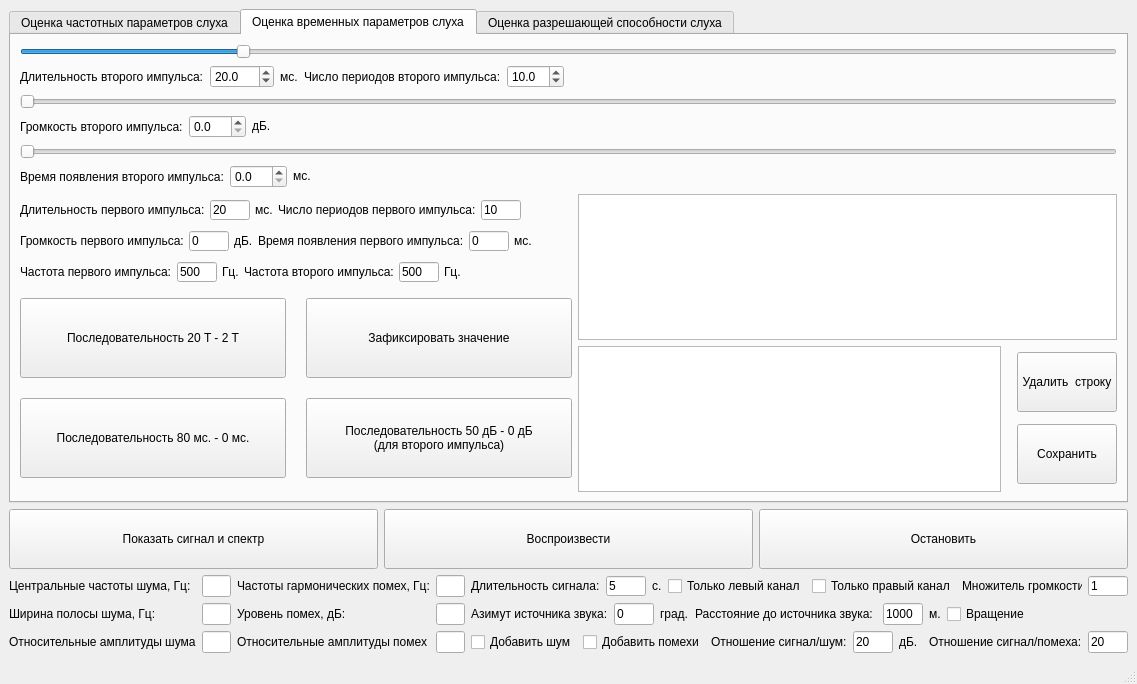
Before: the Qt Designer form mainwindow.ui in Romanmatan/Sundlab, drawn with Qt 5.
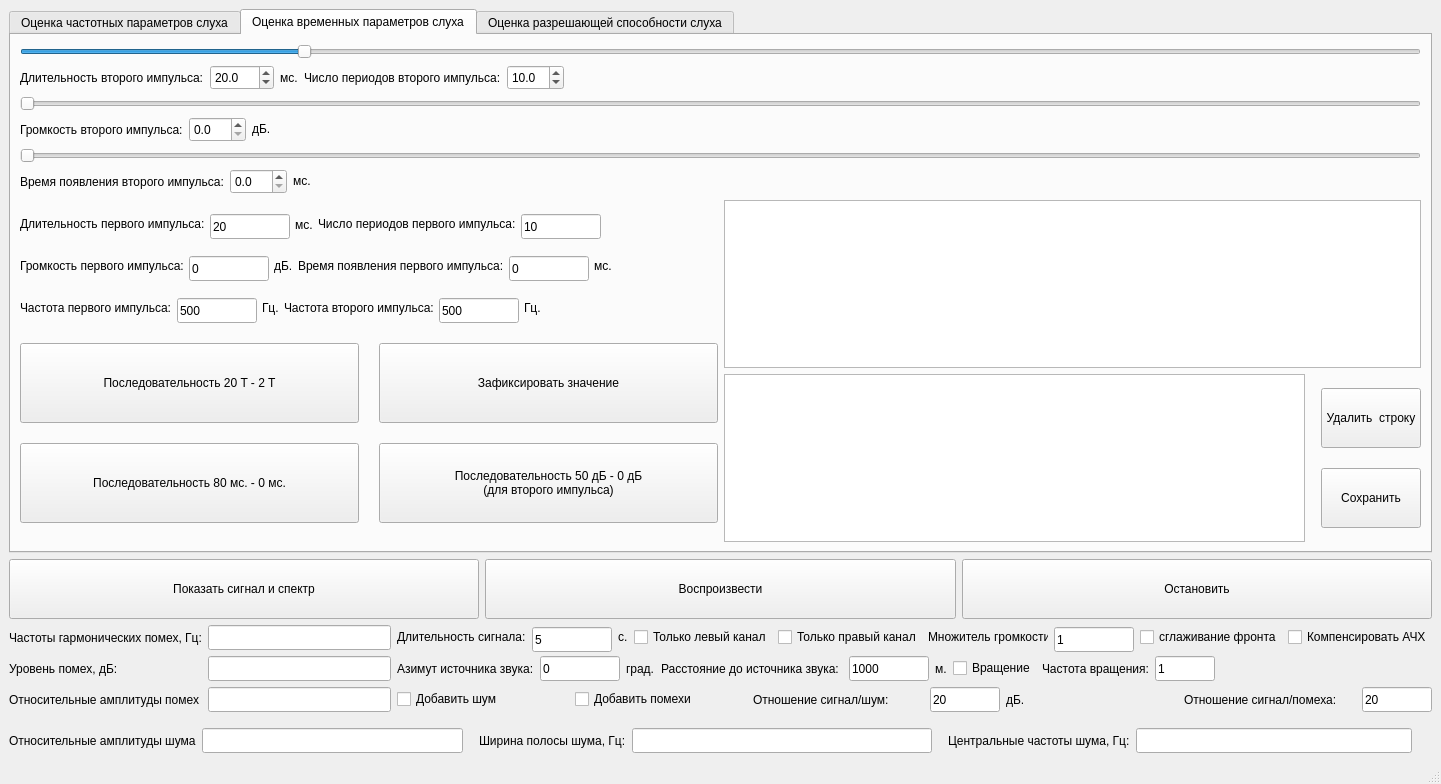
After: the same form once the commit is applied.

Commit message: Add FFT, colored noise, and signal generation features

Patch:
```diff
--- a/mainwindow.ui
+++ b/mainwindow.ui
@@ -6,8 +6,8 @@
    <rect>
     <x>0</x>
     <y>0</y>
-    <width>1137</width>
-    <height>684</height>
+    <width>1441</width>
+    <height>784</height>
    </rect>
   </property>
   <property name="windowTitle">
@@ -309,17 +309,17 @@
 &lt;html&gt;&lt;head&gt;&lt;meta name=&quot;qrichtext&quot; content=&quot;1&quot; /&gt;&lt;style type=&quot;text/css&quot;&gt;
 p, li { white-space: pre-wrap; }
 &lt;/style&gt;&lt;/head&gt;&lt;body style=&quot; font-family:'MS Shell Dlg 2'; font-size:8.25pt; font-weight:400; font-style:normal;&quot;&gt;
-&lt;p style=&quot; margin-top:12px; margin-bottom:12px; margin-left:0px; margin-right:0px; -qt-block-indent:0; text-indent:0px;&quot;&gt;&lt;span style=&quot; font-family:'Times New Roman','serif'; font-size:11pt; font-weight:600;&quot;&gt;1.&lt;/span&gt;&lt;span style=&quot; font-family:'Times New Roman'; font-size:11pt;&quot;&gt;       &lt;/span&gt;&lt;span style=&quot; font-family:'Times New Roman','serif'; font-size:11pt; font-weight:600;&quot;&gt;Оценка частотного диапазона слышимых звуков.&lt;/span&gt;&lt;span style=&quot; font-size:11pt;&quot;&gt; &lt;/span&gt;&lt;/p&gt;
-&lt;p style=&quot; margin-top:12px; margin-bottom:12px; margin-left:0px; margin-right:0px; -qt-block-indent:0; text-indent:0px;&quot;&gt;&lt;span style=&quot; font-family:'Times New Roman','serif'; font-size:11pt; font-style:italic;&quot;&gt;1. Установите громкость звукового сигнала на уровне 60-80 дБ (необходимо проверить, чтобы звук был отчетливо слышен, но в то же время не создавал болевого ощущения, так как болевой порог на данных частотах находится на уровне 100 дБ). Множитель громкости устанавливается один раз в начале работы, таким образом, чтобы скомпенсировать коэффициент усиления звуковой карты компьютера. Для его установки требуется произвести измерение громкости с помощью дополнительного оборудования.&lt;/span&gt;&lt;/p&gt;
-&lt;p style=&quot; margin-top:12px; margin-bottom:12px; margin-left:0px; margin-right:0px; -qt-block-indent:0; text-indent:0px;&quot;&gt;&lt;span style=&quot; font-family:'Times New Roman','serif'; font-size:11pt; font-style:italic;&quot;&gt;2. Установите значение длительности сигнала не менее 5 секунд.&lt;/span&gt;&lt;/p&gt;
-&lt;p style=&quot; margin-top:12px; margin-bottom:12px; margin-left:0px; margin-right:0px; -qt-block-indent:0; text-indent:0px;&quot;&gt;&lt;span style=&quot; font-family:'Times New Roman','serif'; font-size:11pt; font-style:italic;&quot;&gt;3. Запуск производится нажатием кнопок &amp;quot;последовательность&amp;quot;. Программа будет воспроизводить звуковой сигнал с частотой от 15 Гц до 25 Гц, с шагом 1 Гц и от 14 кГц до 21 кГц с шагом 500 Гц &lt;/span&gt;&lt;/p&gt;
-&lt;p style=&quot; margin-top:12px; margin-bottom:12px; margin-left:0px; margin-right:0px; -qt-block-indent:0; text-indent:0px;&quot;&gt;&lt;span style=&quot; font-family:'Times New Roman','serif'; font-size:11pt; font-style:italic;&quot;&gt;4. При переходе между оценкой нижней границы частоты и оценкой верхней границы частоты, нажмите кнопки &amp;quot;звук уже слышен&amp;quot; и &amp;quot;звук уже не слышен&amp;quot; соответственно.&lt;/span&gt;&lt;/p&gt;
-&lt;p style=&quot; margin-top:12px; margin-bottom:12px; margin-left:0px; margin-right:0px; -qt-block-indent:0; text-indent:0px;&quot;&gt;&lt;span style=&quot; font-family:'Times New Roman','serif'; font-size:11pt; font-weight:600;&quot;&gt;1.&lt;/span&gt;&lt;span style=&quot; font-family:'Times New Roman'; font-size:11pt;&quot;&gt;       &lt;/span&gt;&lt;span style=&quot; font-family:'Times New Roman','serif'; font-size:11pt; font-weight:600;&quot;&gt;Определение порога слышимости&lt;/span&gt;&lt;span style=&quot; font-size:11pt;&quot;&gt; &lt;/span&gt;&lt;/p&gt;
-&lt;p style=&quot; margin-top:12px; margin-bottom:12px; margin-left:0px; margin-right:0px; -qt-block-indent:0; text-indent:0px;&quot;&gt;&lt;span style=&quot; font-family:'Times New Roman','serif'; font-size:11pt; font-style:italic;&quot;&gt;1. установите заданное значение частоты сигнала&lt;/span&gt;&lt;/p&gt;
-&lt;p style=&quot; margin-top:12px; margin-bottom:12px; margin-left:0px; margin-right:0px; -qt-block-indent:0; text-indent:0px;&quot;&gt;&lt;span style=&quot; font-family:'Times New Roman','serif'; font-size:11pt; font-style:italic;&quot;&gt;2. Установите значение длительности сигнала не менее 5 секунд.&lt;/span&gt;&lt;/p&gt;
-&lt;p style=&quot; margin-top:12px; margin-bottom:12px; margin-left:0px; margin-right:0px; -qt-block-indent:0; text-indent:0px;&quot;&gt;&lt;span style=&quot; font-family:'Times New Roman','serif'; font-size:11pt; font-style:italic;&quot;&gt;3. Последовательно изменяя громкость с шагом 0.8 дБ. зафиксируйте момент, когда звук стал слышимым нажатием кнопки &amp;quot;звук уже слышен&amp;quot;. Можно воспользоваться кнопкой &amp;quot;последовательность 0-50 дБ.&lt;/span&gt;&lt;/p&gt;
-&lt;p style=&quot; margin-top:12px; margin-bottom:12px; margin-left:0px; margin-right:0px; -qt-block-indent:0; text-indent:0px;&quot;&gt;&lt;span style=&quot; font-family:'Times New Roman','serif'; font-size:11pt; font-style:italic;&quot;&gt;4. Проделайте то же самое для других значений частот, постройте кривые слышимости.&lt;/span&gt;&lt;/p&gt;
-&lt;p style=&quot; margin-top:12px; margin-bottom:12px; margin-left:0px; margin-right:0px; -qt-block-indent:0; text-indent:0px;&quot;&gt;&lt;span style=&quot; font-family:'Times New Roman','serif'; font-size:11pt; font-weight:600; font-style:italic;&quot;&gt;Проделайте первый и второй эксперименты отдельно для левого и правого уха, установив отметку &amp;quot;только правый канал&amp;quot; или &amp;quot;только левый канал&amp;quot;.&lt;/span&gt;&lt;/p&gt;&lt;/body&gt;&lt;/html&gt;</string>
+&lt;p style=&quot; margin-top:12px; margin-bottom:12px; margin-left:0px; margin-right:0px; -qt-block-indent:0; text-indent:0px;&quot;&gt;&lt;span style=&quot; font-family:'Times New Roman'; font-size:11pt; font-weight:600;&quot;&gt;1.&lt;/span&gt;&lt;span style=&quot; font-family:'Times New Roman'; font-size:11pt;&quot;&gt;       &lt;/span&gt;&lt;span style=&quot; font-family:'Times New Roman'; font-size:11pt; font-weight:600;&quot;&gt;Оценка частотного диапазона слышимых звуков.&lt;/span&gt;&lt;span style=&quot; font-size:11pt;&quot;&gt; &lt;/span&gt;&lt;/p&gt;
+&lt;p style=&quot; margin-top:12px; margin-bottom:12px; margin-left:0px; margin-right:0px; -qt-block-indent:0; text-indent:0px;&quot;&gt;&lt;span style=&quot; font-family:'Times New Roman'; font-size:11pt; font-style:italic;&quot;&gt;1. Установите громкость звукового сигнала на уровне 60-80 дБ (необходимо проверить, чтобы звук был отчетливо слышен, но в то же время не создавал болевого ощущения, так как болевой порог на данных частотах находится на уровне 100 дБ). Множитель громкости устанавливается один раз в начале работы, таким образом, чтобы скомпенсировать коэффициент усиления звуковой карты компьютера. Для его установки требуется произвести измерение громкости с помощью дополнительного оборудования.&lt;/span&gt;&lt;/p&gt;
+&lt;p style=&quot; margin-top:12px; margin-bottom:12px; margin-left:0px; margin-right:0px; -qt-block-indent:0; text-indent:0px;&quot;&gt;&lt;span style=&quot; font-family:'Times New Roman'; font-size:11pt; font-style:italic;&quot;&gt;2. Установите значение длительности сигнала не менее 5 секунд.&lt;/span&gt;&lt;/p&gt;
+&lt;p style=&quot; margin-top:12px; margin-bottom:12px; margin-left:0px; margin-right:0px; -qt-block-indent:0; text-indent:0px;&quot;&gt;&lt;span style=&quot; font-family:'Times New Roman'; font-size:11pt; font-style:italic;&quot;&gt;3. Запуск производится нажатием кнопок &amp;quot;последовательность&amp;quot;. Программа будет воспроизводить звуковой сигнал с частотой от 15 Гц до 25 Гц, с шагом 1 Гц и от 14 кГц до 21 кГц с шагом 500 Гц &lt;/span&gt;&lt;/p&gt;
+&lt;p style=&quot; margin-top:12px; margin-bottom:12px; margin-left:0px; margin-right:0px; -qt-block-indent:0; text-indent:0px;&quot;&gt;&lt;span style=&quot; font-family:'Times New Roman'; font-size:11pt; font-style:italic;&quot;&gt;4. При переходе между оценкой нижней границы частоты и оценкой верхней границы частоты, нажмите кнопки &amp;quot;звук уже слышен&amp;quot; и &amp;quot;звук уже не слышен&amp;quot; соответственно.&lt;/span&gt;&lt;/p&gt;
+&lt;p style=&quot; margin-top:12px; margin-bottom:12px; margin-left:0px; margin-right:0px; -qt-block-indent:0; text-indent:0px;&quot;&gt;&lt;span style=&quot; font-family:'Times New Roman'; font-size:11pt; font-weight:600;&quot;&gt;1.&lt;/span&gt;&lt;span style=&quot; font-family:'Times New Roman'; font-size:11pt;&quot;&gt;       &lt;/span&gt;&lt;span style=&quot; font-family:'Times New Roman'; font-size:11pt; font-weight:600;&quot;&gt;Определение порога слышимости&lt;/span&gt;&lt;span style=&quot; font-size:11pt;&quot;&gt; &lt;/span&gt;&lt;/p&gt;
+&lt;p style=&quot; margin-top:12px; margin-bottom:12px; margin-left:0px; margin-right:0px; -qt-block-indent:0; text-indent:0px;&quot;&gt;&lt;span style=&quot; font-family:'Times New Roman'; font-size:11pt; font-style:italic;&quot;&gt;1. установите заданное значение частоты сигнала&lt;/span&gt;&lt;/p&gt;
+&lt;p style=&quot; margin-top:12px; margin-bottom:12px; margin-left:0px; margin-right:0px; -qt-block-indent:0; text-indent:0px;&quot;&gt;&lt;span style=&quot; font-family:'Times New Roman'; font-size:11pt; font-style:italic;&quot;&gt;2. Установите значение длительности сигнала не менее 5 секунд.&lt;/span&gt;&lt;/p&gt;
+&lt;p style=&quot; margin-top:12px; margin-bottom:12px; margin-left:0px; margin-right:0px; -qt-block-indent:0; text-indent:0px;&quot;&gt;&lt;span style=&quot; font-family:'Times New Roman'; font-size:11pt; font-style:italic;&quot;&gt;3. Последовательно изменяя громкость с шагом 0.8 дБ. зафиксируйте момент, когда звук стал слышимым нажатием кнопки &amp;quot;звук уже слышен&amp;quot;. Можно воспользоваться кнопкой &amp;quot;последовательность 0-50 дБ.&lt;/span&gt;&lt;/p&gt;
+&lt;p style=&quot; margin-top:12px; margin-bottom:12px; margin-left:0px; margin-right:0px; -qt-block-indent:0; text-indent:0px;&quot;&gt;&lt;span style=&quot; font-family:'Times New Roman'; font-size:11pt; font-style:italic;&quot;&gt;4. Проделайте то же самое для других значений частот, постройте кривые слышимости.&lt;/span&gt;&lt;/p&gt;
+&lt;p style=&quot; margin-top:12px; margin-bottom:12px; margin-left:0px; margin-right:0px; -qt-block-indent:0; text-indent:0px;&quot;&gt;&lt;span style=&quot; font-family:'Times New Roman'; font-size:11pt; font-weight:600; font-style:italic;&quot;&gt;Проделайте первый и второй эксперименты отдельно для левого и правого уха, установив отметку &amp;quot;только правый канал&amp;quot; или &amp;quot;только левый канал&amp;quot;.&lt;/span&gt;&lt;/p&gt;&lt;/body&gt;&lt;/html&gt;</string>
               </property>
              </widget>
             </item>
@@ -420,6 +420,12 @@
             </item>
             <item>
              <widget class="QDoubleSpinBox" name="Duration2Box_2">
+              <property name="minimumSize">
+               <size>
+                <width>0</width>
+                <height>25</height>
+               </size>
+              </property>
               <property name="decimals">
                <number>1</number>
               </property>
@@ -447,6 +453,12 @@
             </item>
             <item>
              <widget class="QDoubleSpinBox" name="Periods2Box_2">
+              <property name="minimumSize">
+               <size>
+                <width>0</width>
+                <height>25</height>
+               </size>
+              </property>
               <property name="decimals">
                <number>1</number>
               </property>
@@ -491,6 +503,12 @@
             </item>
             <item>
              <widget class="QDoubleSpinBox" name="Loudness2Box_2">
+              <property name="minimumSize">
+               <size>
+                <width>0</width>
+                <height>25</height>
+               </size>
+              </property>
               <property name="decimals">
                <number>1</number>
               </property>
@@ -542,6 +560,12 @@
             </item>
             <item>
              <widget class="QDoubleSpinBox" name="Time2Box_2">
+              <property name="minimumSize">
+               <size>
+                <width>0</width>
+                <height>25</height>
+               </size>
+              </property>
               <property name="decimals">
                <number>1</number>
               </property>
@@ -604,9 +628,15 @@
               </item>
               <item>
                <widget class="QLineEdit" name="Duration1Edit_2">
+                <property name="minimumSize">
+                 <size>
+                  <width>0</width>
+                  <height>25</height>
+                 </size>
+                </property>
                 <property name="maximumSize">
                  <size>
-                  <width>40</width>
+                  <width>80</width>
                   <height>20</height>
                  </size>
                 </property>
@@ -636,10 +666,16 @@
                </widget>
               </item>
               <item>
-               <widget class="QLineEdit" name="Duration1Edit_3">
+               <widget class="QLineEdit" name="Periods1Edit_2">
+                <property name="minimumSize">
+                 <size>
+                  <width>0</width>
+                  <height>25</height>
+                 </size>
+                </property>
                 <property name="maximumSize">
                  <size>
-                  <width>40</width>
+                  <width>80</width>
                   <height>20</height>
                  </size>
                 </property>
@@ -683,9 +719,15 @@
               </item>
               <item>
                <widget class="QLineEdit" name="Loudness1Edit_2">
+                <property name="minimumSize">
+                 <size>
+                  <width>0</width>
+                  <height>25</height>
+                 </size>
+                </property>
                 <property name="maximumSize">
                  <size>
-                  <width>40</width>
+                  <width>80</width>
                   <height>20</height>
                  </size>
                 </property>
@@ -722,9 +764,15 @@
               </item>
               <item>
                <widget class="QLineEdit" name="Time1Edit_2">
+                <property name="minimumSize">
+                 <size>
+                  <width>0</width>
+                  <height>25</height>
+                 </size>
+                </property>
                 <property name="maximumSize">
                  <size>
-                  <width>40</width>
+                  <width>80</width>
                   <height>20</height>
                  </size>
                 </property>
@@ -781,9 +829,15 @@
               </item>
               <item>
                <widget class="QLineEdit" name="Freq1Edit_2">
+                <property name="minimumSize">
+                 <size>
+                  <width>0</width>
+                  <height>25</height>
+                 </size>
+                </property>
                 <property name="maximumSize">
                  <size>
-                  <width>40</width>
+                  <width>80</width>
                   <height>20</height>
                  </size>
                 </property>
@@ -820,9 +874,15 @@
               </item>
               <item>
                <widget class="QLineEdit" name="Freq2Edit_2">
+                <property name="minimumSize">
+                 <size>
+                  <width>0</width>
+                  <height>25</height>
+                 </size>
+                </property>
                 <property name="maximumSize">
                  <size>
-                  <width>40</width>
+                  <width>80</width>
                   <height>20</height>
                  </size>
                 </property>
@@ -871,7 +931,7 @@
                <number>20</number>
               </property>
               <item row="0" column="1">
-               <widget class="QPushButton" name="pushButton_8">
+               <widget class="QPushButton" name="HearButton_2">
                 <property name="minimumSize">
                  <size>
                   <width>0</width>
@@ -884,7 +944,7 @@
                </widget>
               </item>
               <item row="0" column="0">
-               <widget class="QPushButton" name="pushButton_12">
+               <widget class="QPushButton" name="PeriodSeqButton_2">
                 <property name="minimumSize">
                  <size>
                   <width>0</width>
@@ -897,7 +957,7 @@
                </widget>
               </item>
               <item row="1" column="0">
-               <widget class="QPushButton" name="pushButton_9">
+               <widget class="QPushButton" name="TimeSeqButton_2">
                 <property name="minimumSize">
                  <size>
                   <width>0</width>
@@ -910,7 +970,7 @@
                </widget>
               </item>
               <item row="1" column="1">
-               <widget class="QPushButton" name="pushButton_11">
+               <widget class="QPushButton" name="LoudSeqButton_2">
                 <property name="minimumSize">
                  <size>
                   <width>0</width>
@@ -1149,7 +1209,7 @@
                 </property>
                 <property name="maximumSize">
                  <size>
-                  <width>50</width>
+                  <width>90</width>
                   <height>20</height>
                  </size>
                 </property>
@@ -1168,7 +1228,7 @@
                 </property>
                 <property name="maximumSize">
                  <size>
-                  <width>40</width>
+                  <width>80</width>
                   <height>20</height>
                  </size>
                 </property>
@@ -1207,7 +1267,7 @@
                <widget class="QLineEdit" name="LoudnessEdit_3">
                 <property name="maximumSize">
                  <size>
-                  <width>40</width>
+                  <width>80</width>
                   <height>20</height>
                  </size>
                 </property>
@@ -1231,6 +1291,18 @@
               </item>
               <item>
                <widget class="QLabel" name="label_54">
+                <property name="minimumSize">
+                 <size>
+                  <width>100</width>
+                  <height>0</height>
+                 </size>
+                </property>
+                <property name="maximumSize">
+                 <size>
+                  <width>110</width>
+                  <height>16777215</height>
+                 </size>
+                </property>
                 <property name="text">
                  <string>Частота модуляции:</string>
                 </property>
@@ -1240,7 +1312,7 @@
                <widget class="QLineEdit" name="ModFreqEdit_3">
                 <property name="maximumSize">
                  <size>
-                  <width>40</width>
+                  <width>80</width>
                   <height>16777215</height>
                  </size>
                 </property>
@@ -1296,7 +1368,7 @@
                <number>20</number>
               </property>
               <item row="1" column="0">
-               <widget class="QPushButton" name="pushButton_25">
+               <widget class="QPushButton" name="AMSeqButton">
                 <property name="minimumSize">
                  <size>
                   <width>0</width>
@@ -1304,12 +1376,13 @@
                  </size>
                 </property>
                 <property name="text">
-                 <string>Последовательность 80 мс. - 0 мс.</string>
+                 <string>АМ: Последовательность:
+ глубина модуляции 0.25 - 0</string>
                 </property>
                </widget>
               </item>
               <item row="0" column="0">
-               <widget class="QPushButton" name="pushButton_26">
+               <widget class="QPushButton" name="FMSeqButton_3">
                 <property name="minimumSize">
                  <size>
                   <width>0</width>
@@ -1322,7 +1395,7 @@
                </widget>
               </item>
               <item row="2" column="1">
-               <widget class="QPushButton" name="pushButton_24">
+               <widget class="QPushButton" name="HearButton_3">
                 <property name="minimumSize">
                  <size>
                   <width>0</width>
@@ -1330,12 +1403,26 @@
                  </size>
                 </property>
                 <property name="text">
-                 <string>Звук уже не слышен</string>
+                 <string>Зафиксировать значение</string>
+                </property>
+               </widget>
+              </item>
+              <item row="2" column="0">
+               <widget class="QPushButton" name="PMSeqButton">
+                <property name="minimumSize">
+                 <size>
+                  <width>0</width>
+                  <height>80</height>
+                 </size>
+                </property>
+                <property name="text">
+                 <string>ФМ: Последовательность:
+ глубина модуляции 0.25 - 0</string>
                 </property>
                </widget>
               </item>
               <item row="1" column="1">
-               <widget class="QPushButton" name="pushButton_23">
+               <widget class="QPushButton" name="NotHearButton_2">
                 <property name="minimumSize">
                  <size>
                   <width>0</width>
@@ -1347,19 +1434,6 @@
                 </property>
                </widget>
               </item>
-              <item row="2" column="0">
-               <widget class="QPushButton" name="pushButton_28">
-                <property name="minimumSize">
-                 <size>
-                  <width>0</width>
-                  <height>80</height>
-                 </size>
-                </property>
-                <property name="text">
-                 <string>Последовательность 50 дБ - 0 дБ</string>
-                </property>
-               </widget>
-              </item>
               <item row="0" column="1">
                <layout class="QHBoxLayout" name="horizontalLayout_15">
                 <item>
@@ -1505,34 +1579,135 @@
     </item>
     <item>
      <layout class="QHBoxLayout" name="horizontalLayout_7" stretch="0">
+      <property name="rightMargin">
+       <number>0</number>
+      </property>
       <item>
-       <layout class="QGridLayout" name="gridLayout_2">
-        <item row="2" column="0">
+       <layout class="QVBoxLayout" name="verticalLayout_12">
+        <property name="rightMargin">
+         <number>0</number>
+        </property>
+        <item>
          <layout class="QGridLayout" name="gridLayout">
-          <item row="1" column="2">
-           <widget class="QLabel" name="label_12">
-            <property name="text">
-             <string>Уровень помех, дБ:</string>
-            </property>
-           </widget>
+          <property name="bottomMargin">
+           <number>0</number>
+          </property>
+          <item row="0" column="4">
+           <layout class="QHBoxLayout" name="horizontalLayout_4">
+            <item>
+             <widget class="QLabel" name="label_6">
+              <property name="maximumSize">
+               <size>
+                <width>140</width>
+                <height>20</height>
+               </size>
+              </property>
+              <property name="text">
+               <string>Длительность сигнала:</string>
+              </property>
+             </widget>
+            </item>
+            <item>
+             <widget class="QLineEdit" name="DurationEdit">
+              <property name="minimumSize">
+               <size>
+                <width>60</width>
+                <height>25</height>
+               </size>
+              </property>
+              <property name="maximumSize">
+               <size>
+                <width>80</width>
+                <height>20</height>
+               </size>
+              </property>
+              <property name="text">
+               <string>5</string>
+              </property>
+             </widget>
+            </item>
+            <item>
+             <widget class="QLabel" name="label_7">
+              <property name="maximumSize">
+               <size>
+                <width>30</width>
+                <height>20</height>
+               </size>
+              </property>
+              <property name="text">
+               <string>с.</string>
+              </property>
+             </widget>
+            </item>
+            <item>
+             <widget class="QCheckBox" name="OnlyLeftBox">
+              <property name="text">
+               <string>Только левый канал</string>
+              </property>
+             </widget>
+            </item>
+            <item>
+             <widget class="QCheckBox" name="OnlyRightBox">
+              <property name="text">
+               <string>Только правый канал</string>
+              </property>
+             </widget>
+            </item>
+            <item>
+             <widget class="QLabel" name="label_5">
+              <property name="maximumSize">
+               <size>
+                <width>120</width>
+                <height>20</height>
+               </size>
+              </property>
+              <property name="text">
+               <string>Множитель громкости:</string>
+              </property>
+             </widget>
+            </item>
+            <item>
+             <widget class="QLineEdit" name="LoudnessMultEdit">
+              <property name="minimumSize">
+               <size>
+                <width>60</width>
+                <height>25</height>
+               </size>
+              </property>
+              <property name="maximumSize">
+               <size>
+                <width>80</width>
+                <height>20</height>
+               </size>
+              </property>
+              <property name="text">
+               <string>1</string>
+              </property>
+             </widget>
+            </item>
+            <item>
+             <widget class="QCheckBox" name="SmoothBox">
+              <property name="text">
+               <string>сглаживание фронта</string>
+              </property>
+             </widget>
+            </item>
+            <item>
+             <widget class="QCheckBox" name="CompenseBox">
+              <property name="text">
+               <string>Компенсировать АЧХ</string>
+              </property>
+             </widget>
+            </item>
+           </layout>
           </item>
-          <item row="1" column="0">
-           <widget class="QLabel" name="label_11">
+          <item row="2" column="2">
+           <widget class="QLabel" name="label_46">
             <property name="text">
-             <string>Ширина полосы шума, Гц:</string>
+             <string>Относительные амплитуды помех</string>
             </property>
            </widget>
           </item>
-          <item row="2" column="0">
-           <widget class="QLabel" name="label_45">
-            <property name="text">
-             <string>Относительные амплитуды шума</string>
-            </property>
-           </widget>
-          </item>
-          <item row="2" column="3">
-           <widget class="QLineEdit" name="InterfRelampEdit"/>
-          </item>
           <item row="0" column="2">
            <widget class="QLabel" name="label_10">
             <property name="text">
@@ -1540,13 +1715,23 @@
             </property>
            </widget>
           </item>
-          <item row="1" column="3">
-           <widget class="QLineEdit" name="InterfLevelEdit"/>
+          <item row="1" column="2">
+           <widget class="QLabel" name="label_12">
+            <property name="text">
+             <string>Уровень помех, дБ:</string>
+            </property>
+           </widget>
           </item>
           <item row="1" column="4">
            <layout class="QHBoxLayout" name="horizontalLayout_5">
             <item>
              <widget class="QLabel" name="label_8">
+              <property name="minimumSize">
+               <size>
+                <width>100</width>
+                <height>0</height>
+               </size>
+              </property>
               <property name="text">
                <string>Азимут источника звука:</string>
               </property>
@@ -1556,13 +1741,13 @@
              <widget class="QLineEdit" name="AzimuthEdit">
               <property name="minimumSize">
                <size>
-                <width>40</width>
-                <height>0</height>
+                <width>60</width>
+                <height>25</height>
                </size>
               </property>
               <property name="maximumSize">
                <size>
-                <width>40</width>
+                <width>80</width>
                 <height>16777215</height>
                </size>
               </property>
@@ -1580,6 +1765,12 @@
             </item>
             <item>
              <widget class="QLabel" name="label_14">
+              <property name="minimumSize">
+               <size>
+                <width>145</width>
+                <height>0</height>
+               </size>
+              </property>
               <property name="text">
                <string>Расстояние до источника звука: </string>
               </property>
@@ -1589,13 +1780,13 @@
              <widget class="QLineEdit" name="DistanceEdit">
               <property name="minimumSize">
                <size>
-                <width>40</width>
-                <height>0</height>
+                <width>60</width>
+                <height>25</height>
                </size>
               </property>
               <property name="maximumSize">
                <size>
-                <width>40</width>
+                <width>80</width>
                 <height>16777215</height>
                </size>
               </property>
@@ -1618,6 +1809,32 @@
               </property>
              </widget>
             </item>
+            <item>
+             <widget class="QLabel" name="label_33">
+              <property name="text">
+               <string>Частота вращения:</string>
+              </property>
+             </widget>
+            </item>
+            <item>
+             <widget class="QLineEdit" name="RotFreqEdit">
+              <property name="minimumSize">
+               <size>
+                <width>40</width>
+                <height>25</height>
+               </size>
+              </property>
+              <property name="maximumSize">
+               <size>
+                <width>60</width>
+                <height>16777215</height>
+               </size>
+              </property>
+              <property name="text">
+               <string>1</string>
+              </property>
+             </widget>
+            </item>
             <item>
              <spacer name="horizontalSpacer_14">
               <property name="orientation">
@@ -1633,123 +1850,35 @@
             </item>
            </layout>
           </item>
-          <item row="0" column="0">
-           <widget class="QLabel" name="label_9">
-            <property name="text">
-             <string>Центральные частоты шума, Гц:</string>
-            </property>
-           </widget>
-          </item>
           <item row="0" column="3">
-           <widget class="QLineEdit" name="InterfFreqEdit"/>
+           <widget class="QLineEdit" name="InterfFreqEdit">
+            <property name="minimumSize">
+             <size>
+              <width>0</width>
+              <height>25</height>
+             </size>
+            </property>
+           </widget>
           </item>
-          <item row="2" column="2">
-           <widget class="QLabel" name="label_46">
-            <property name="text">
-             <string>Относительные амплитуды помех</string>
+          <item row="2" column="3">
+           <widget class="QLineEdit" name="InterfRelampEdit">
+            <property name="minimumSize">
+             <size>
+              <width>0</width>
+              <height>25</height>
+             </size>
             </property>
            </widget>
           </item>
-          <item row="0" column="1">
-           <widget class="QLineEdit" name="NoisesFreqEdit"/>
-          </item>
-          <item row="0" column="4">
-           <layout class="QHBoxLayout" name="horizontalLayout_4">
-            <item>
-             <widget class="QLabel" name="label_6">
-              <property name="maximumSize">
-               <size>
-                <width>140</width>
-                <height>20</height>
-               </size>
-              </property>
-              <property name="text">
-               <string>Длительность сигнала:</string>
-              </property>
-             </widget>
-            </item>
-            <item>
-             <widget class="QLineEdit" name="DurationEdit">
-              <property name="minimumSize">
-               <size>
-                <width>40</width>
-                <height>0</height>
-               </size>
-              </property>
-              <property name="maximumSize">
-               <size>
-                <width>40</width>
-                <height>20</height>
-               </size>
-              </property>
-              <property name="text">
-               <string>5</string>
-              </property>
-             </widget>
-            </item>
-            <item>
-             <widget class="QLabel" name="label_7">
-              <property name="maximumSize">
-               <size>
-                <width>30</width>
-                <height>20</height>
-               </size>
-              </property>
-              <property name="text">
-               <string>с.</string>
-              </property>
-             </widget>
-            </item>
-            <item>
-             <widget class="QCheckBox" name="OnlyLeftBox">
-              <property name="text">
-               <string>Только левый канал</string>
-              </property>
-             </widget>
-            </item>
-            <item>
-             <widget class="QCheckBox" name="OnlyRightBox">
-              <property name="text">
-               <string>Только правый канал</string>
-              </property>
-             </widget>
-            </item>
-            <item>
-             <widget class="QLabel" name="label_5">
-              <property name="maximumSize">
-               <size>
-                <width>120</width>
-                <height>20</height>
-               </size>
-              </property>
-              <property name="text">
-               <string>Множитель громкости:</string>
-              </property>
-             </widget>
-            </item>
-            <item>
-             <widget class="QLineEdit" name="LoudnessMultEdit">
-              <property name="minimumSize">
-               <size>
-                <width>40</width>
-                <height>0</height>
-               </size>
-              </property>
-              <property name="maximumSize">
-               <size>
-                <width>40</width>
-                <height>20</height>
-               </size>
-              </property>
-              <property name="text">
-               <string>1</string>
-              </property>
-             </widget>
-            </item>
-           </layout>
-          </item>
-          <item row="1" column="1">
-           <widget class="QLineEdit" name="NoisesBandEdit"/>
+          <item row="1" column="3">
+           <widget class="QLineEdit" name="InterfLevelEdit">
+            <property name="minimumSize">
+             <size>
+              <width>0</width>
+              <height>25</height>
+             </size>
+            </property>
+           </widget>
           </item>
           <item row="2" column="4">
            <layout class="QHBoxLayout" name="horizontalLayout_25">
@@ -1782,9 +1911,15 @@
             </item>
             <item>
              <widget class="QLineEdit" name="SNREdit">
+              <property name="minimumSize">
+               <size>
+                <width>0</width>
+                <height>25</height>
+               </size>
+              </property>
               <property name="maximumSize">
                <size>
-                <width>40</width>
+                <width>70</width>
                 <height>16777215</height>
                </size>
               </property>
@@ -1815,9 +1950,15 @@
             </item>
             <item>
              <widget class="QLineEdit" name="SInterfEdit">
+              <property name="minimumSize">
+               <size>
+                <width>0</width>
+                <height>25</height>
+               </size>
+              </property>
               <property name="maximumSize">
                <size>
-                <width>40</width>
+                <width>70</width>
                 <height>16777215</height>
                </size>
               </property>
@@ -1828,8 +1969,94 @@
             </item>
            </layout>
           </item>
-          <item row="2" column="1">
-           <widget class="QLineEdit" name="NoisesRelampEdit"/>
+         </layout>
+        </item>
+        <item>
+         <layout class="QHBoxLayout" name="horizontalLayout_20">
+          <property name="topMargin">
+           <number>10</number>
+          </property>
+          <property name="rightMargin">
+           <number>10</number>
+          </property>
+          <item>
+           <layout class="QHBoxLayout" name="horizontalLayout_18">
+            <property name="rightMargin">
+             <number>10</number>
+            </property>
+            <item>
+             <layout class="QHBoxLayout" name="horizontalLayout_21">
+              <property name="rightMargin">
+               <number>10</number>
+              </property>
+              <item>
+               <widget class="QLabel" name="label_45">
+                <property name="text">
+                 <string>Относительные амплитуды шума</string>
+                </property>
+               </widget>
+              </item>
+              <item>
+               <widget class="QLineEdit" name="NoisesRelampEdit">
+                <property name="minimumSize">
+                 <size>
+                  <width>0</width>
+                  <height>25</height>
+                 </size>
+                </property>
+               </widget>
+              </item>
+             </layout>
+            </item>
+            <item>
+             <layout class="QHBoxLayout" name="horizontalLayout_17">
+              <property name="rightMargin">
+               <number>10</number>
+              </property>
+              <item>
+               <widget class="QLabel" name="label_11">
+                <property name="text">
+                 <string>Ширина полосы шума, Гц:</string>
+                </property>
+               </widget>
+              </item>
+              <item>
+               <widget class="QLineEdit" name="NoisesBandEdit">
+                <property name="minimumSize">
+                 <size>
+                  <width>0</width>
+                  <height>25</height>
+                 </size>
+                </property>
+               </widget>
+              </item>
+             </layout>
+            </item>
+            <item>
+             <layout class="QHBoxLayout" name="horizontalLayout_16">
+              <property name="topMargin">
+               <number>0</number>
+              </property>
+              <item>
+               <widget class="QLabel" name="label_9">
+                <property name="text">
+                 <string>Центральные частоты шума, Гц:</string>
+                </property>
+               </widget>
+              </item>
+              <item>
+               <widget class="QLineEdit" name="NoisesFreqEdit">
+                <property name="minimumSize">
+                 <size>
+                  <width>0</width>
+                  <height>25</height>
+                 </size>
+                </property>
+               </widget>
+              </item>
+             </layout>
+            </item>
+           </layout>
           </item>
          </layout>
         </item>
```
The commit also changes 19 other files.
